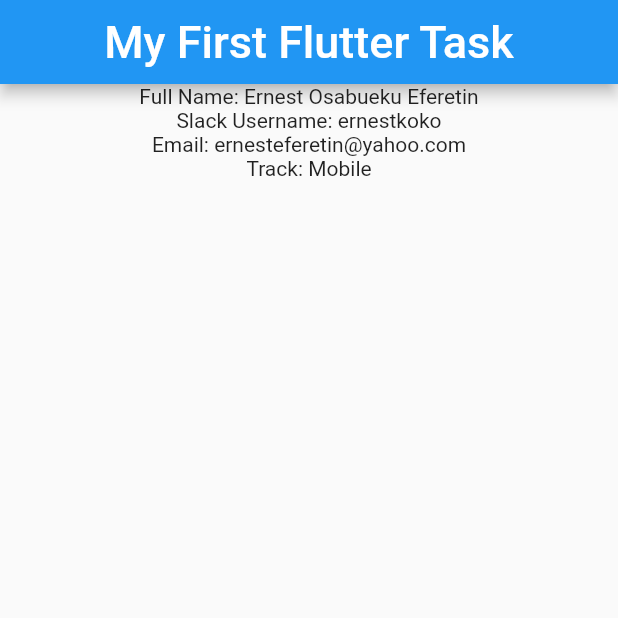
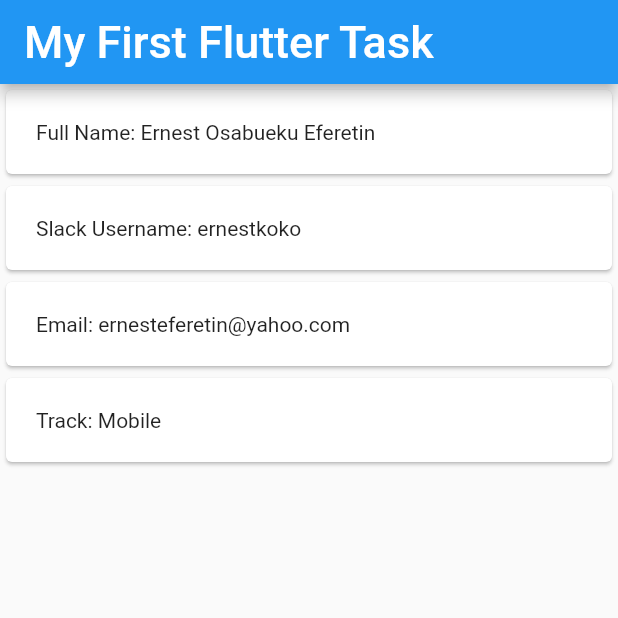
Before and after one commit to ernestkoko/detailsapp, a Flutter app: the screen it shows after launch, on a phone screen of 412 x 824 dp, the top half of it. Run offline on Flutter 3.47's test engine with Material 2 defaults, Android fonts, the phone set to English and light mode, and no system bars.

Commit message:
Created a widget for the body

```diff
--- a/lib/main.dart
+++ b/lib/main.dart
@@ -1,35 +1,65 @@
+import 'package:flutter/cupertino.dart';
+import 'package:flutter/material.dart';
+import 'package:flutter/painting.dart';
 
 
-import 'package:flutter/material.dart';
 
+// this Body class in the widget responsible for the page's body
+class Body extends StatelessWidget{
+  @override
+  Widget build(BuildContext context) {
+
+    return ListView(
+      children: <Widget>[
+        Card(
+          child: Padding(
+            padding: EdgeInsets.all(20.0),
+            child: Text('Full Name: Ernest Osabueku Eferetin'),
+          ),
+        ),
+        Card(
+          child: Padding(
+              padding: EdgeInsets.all(20.0),
+              child: Text('Slack Username: ernestkoko')),
+        ),
+        Card(
+            child:  Padding(
+              padding: EdgeInsets.all(20.0),
+              child: Text('Email: ernesteferetin@yahoo.com'),
+            )),
+        Card(
+          child: Padding(
+            padding: EdgeInsets.all(20.0),
+            child: Text('Track: Mobile'),
+
+          ),
+        )
+      ],
+    );
+  }
+
+}
+
+
+
+
+
+
+// the main()method is the app's entry point. It runs the app
 void main() {
   runApp(
     MaterialApp(
       debugShowCheckedModeBanner: false,
       home: Scaffold(
         appBar: AppBar(
-          title: Center(
+          title: Container(
             child: Text(
               'My First Flutter Task',
-              style: TextStyle(fontSize: 30.0),
+              style: TextStyle(fontSize: 30.0,),
             ),
           ),
         ),
-        body: ListView(
-          children: <Widget>[
-            Container(
-              child: const Center(
-                  child: Text('Full Name: Ernest Osabueku Eferetin')),
-            ),
-            Container(
-              child: const Center(child: Text('Slack Username: ernestkoko')),
-            ),
-            Container(
-                child: const Center(child: Text('Email: ernesteferetin@yahoo.com'),
-            )),
-            Container(child: const Center(child: Text('Track: Mobile'),),)
-          ],
-        ),
+        body: Body(),
       ),
     ),
   );
```
